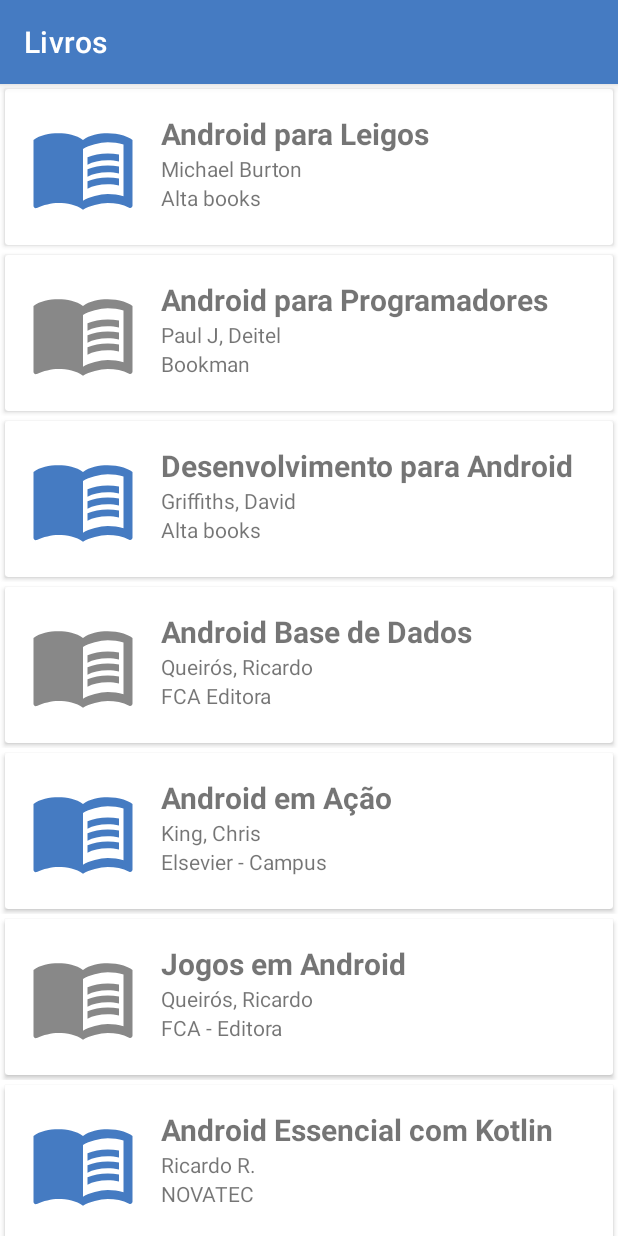
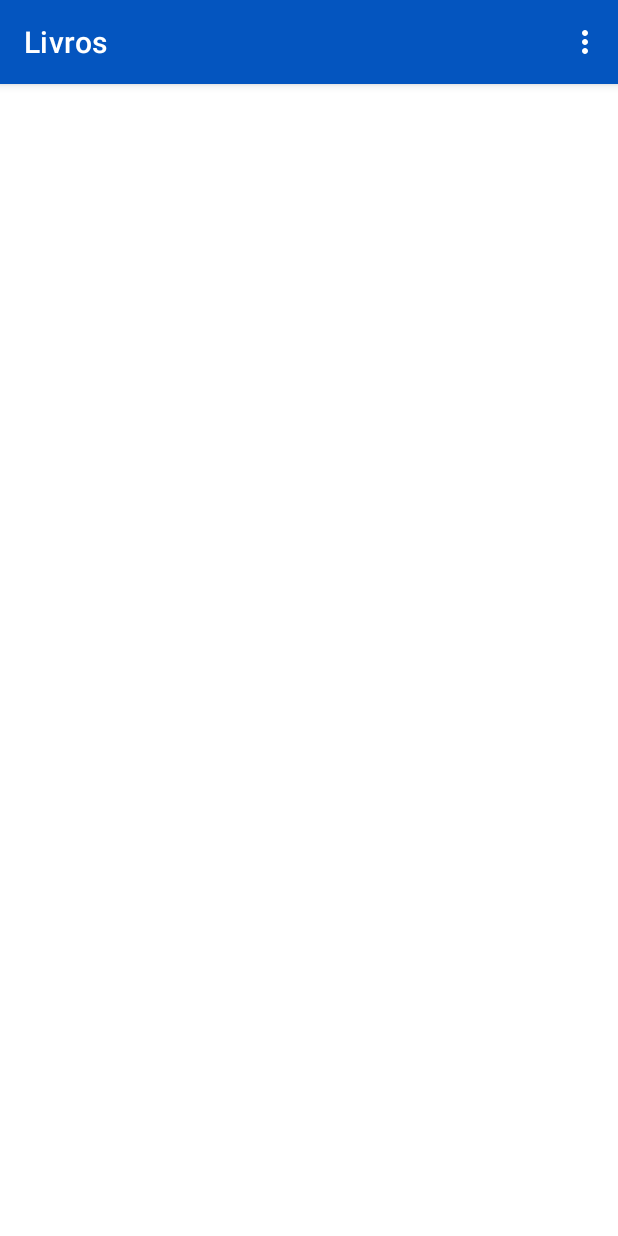
Before and after one commit to ErnaneJ/Gerenciador-de-Livros, an Android app: the screen it shows after launch (MainActivity), on a phone screen of 412 x 824 dp. Run offline under Robolectric (Android 15) with nearby library versions, the phone set to English and light mode, and no system bars.

Commit message:
Adicionando Banco de dados local no dispositivo do usuário por meio de SQLite. Adicionando funcionalidade de acrescentar novos livros. Adicionando activity de menu no canto superior direito para se tornar acessível tanto a funcionalidade de acrescentar mais livros como a de sair do aplicativo. Outras coisas como paleta de cores, espaçamento, cor de fonte e tamanho dos cards também foram modificadas para uma melhor experiência do usuário.

```diff
--- a/app/src/main/AndroidManifest.xml
+++ b/app/src/main/AndroidManifest.xml
@@ -9,6 +9,7 @@
         android:roundIcon="@mipmap/ic_my_launcher_round"
         android:supportsRtl="true"
         android:theme="@style/Theme.GerenciadorDeLivros">
+        <activity android:name=".views.EditarLivroActivity2"></activity>
         <activity android:name=".views.MainActivity">
             <intent-filter>
                 <action android:name="android.intent.action.MAIN" />
--- /dev/null
+++ b/app/src/main/java/com/example/gerenciadordelivros/data/DBHelper.java
@@ -0,0 +1,50 @@
+package com.example.gerenciadordelivros.data;
+
+import android.content.Context;
+import android.database.sqlite.SQLiteDatabase;
+import android.database.sqlite.SQLiteOpenHelper;
+
+public class DBHelper extends SQLiteOpenHelper {
+
+    public static final String BD_NAME = "livrosbd";
+    public static final int BD_VERSION = 1;
+
+    private static DBHelper instance;
+
+    private static String SQL_CREATE = String.format(
+            "CREATE TABLE %s (%s INTEGER PRIMARY KEY AUTOINCREMENT, "+
+             "%s TEXT NOT NULL, %s TEXT NOT NULL,  %s TEXT NOT NULL, %s INTEGER NOT NULL)",
+            LivroContract.TABLE_NAME,
+            LivroContract.Columns._ID,
+            LivroContract.Columns.titulo,
+            LivroContract.Columns.autor,
+            LivroContract.Columns.editora,
+            LivroContract.Columns.emprestado
+    );
+
+    private static String SQL_DROP = " DROP TABLE IF EXISTS "+LivroContract.TABLE_NAME;
+
+    private DBHelper(Context context){
+        super(context,BD_NAME,null,BD_VERSION);
+    }
+
+    public static DBHelper getInstance(Context context){
+        if(instance == null){
+            instance = new DBHelper(context);
+        }
+        return instance;
+    }
+
+
+
+    @Override
+    public void onCreate(SQLiteDatabase bd) {
+        bd.execSQL(SQL_DROP);
+        bd.execSQL(SQL_CREATE);
+    }
+
+    @Override
+    public void onUpgrade(SQLiteDatabase bd, int oldVersion, int newVersion) {
+        onCreate(bd);
+    }
+}
--- /dev/null
+++ b/app/src/main/java/com/example/gerenciadordelivros/data/LivroDAO.java
@@ -0,0 +1,105 @@
+package com.example.gerenciadordelivros.data;
+
+import android.content.ContentValues;
+import android.content.Context;
+import android.database.Cursor;
+import android.database.sqlite.SQLiteDatabase;
+
+import com.example.gerenciadordelivros.dominio.Livro;
+
+import java.util.ArrayList;
+import java.util.List;
+
+public class LivroDAO {
+
+    private SQLiteDatabase bd;
+    private static LivroDAO instance;
+    private LivroDAO (Context context){
+        DBHelper dbHelper = DBHelper.getInstance(context);
+        bd = dbHelper.getWritableDatabase();
+    }
+
+    public static LivroDAO getInstance(Context context){
+        if(instance == null){
+            instance = new LivroDAO(context.getApplicationContext());
+        }
+        return(instance);
+    }
+
+    public List<Livro> list(){
+        String[] columns = {
+                LivroContract.Columns._ID,
+                LivroContract.Columns.titulo,
+                LivroContract.Columns.autor,
+                LivroContract.Columns.editora,
+                LivroContract.Columns.emprestado,
+        };
+
+        List<Livro> livros = new ArrayList<>();
+
+        try(
+                Cursor c = bd.query(LivroContract.TABLE_NAME,
+                        columns,
+                        null,
+                        null,
+                        null,
+                        null,
+                        LivroContract.Columns.titulo)
+                ){
+            if(c.moveToFirst()){
+                do{
+                    Livro l = LivroDAO.fromCursor(c);
+                    livros.add(l);
+
+                }while(c.moveToNext());
+            }
+        }
+        return livros;
+    }
+
+    private static Livro fromCursor(Cursor c){
+
+        Long id = c.getLong(c.getColumnIndex(LivroContract.Columns._ID));
+        String titulo = c.getString(c.getColumnIndex(LivroContract.Columns.titulo));
+        String autor = c.getString(c.getColumnIndex(LivroContract.Columns.autor));
+        String editora = c.getString(c.getColumnIndex(LivroContract.Columns.editora));
+        int emprestado = c.getInt(c.getColumnIndex(LivroContract.Columns.emprestado));
+
+        return new Livro(id,titulo,autor,editora,emprestado);
+    }
+
+    public void save(Livro livro){
+        ContentValues values = new ContentValues();
+
+        values.put(LivroContract.Columns.titulo,livro.getTitulo());
+        values.put(LivroContract.Columns.autor,livro.getAutor());
+        values.put(LivroContract.Columns.editora,livro.getEditora());
+        values.put(LivroContract.Columns.emprestado,livro.getEmprestado());
+
+        Long id = bd.insert(LivroContract.TABLE_NAME,null,values);
+        livro.setId(id);
+    }
+
+    public void update(Livro livro){
+        ContentValues values = new ContentValues();
+
+        values.put(LivroContract.Columns.titulo,livro.getTitulo());
+        values.put(LivroContract.Columns.autor,livro.getAutor());
+        values.put(LivroContract.Columns.editora,livro.getEditora());
+        values.put(LivroContract.Columns.emprestado,livro.getEmprestado());
+
+        bd.update(LivroContract.TABLE_NAME,
+                values,
+                LivroContract.Columns._ID+"?",
+                new String[]{String.valueOf(livro.getId())}
+                );
+    }
+
+    public void delete(Livro livro){
+        bd.delete(LivroContract.TABLE_NAME,
+                LivroContract.Columns._ID+"?",
+                new String[]{String.valueOf(livro.getId())}
+        );
+    }
+
+}
--- a/app/src/main/java/com/example/gerenciadordelivros/dominio/Livro.java
+++ b/app/src/main/java/com/example/gerenciadordelivros/dominio/Livro.java
@@ -1,14 +1,23 @@
 package com.example.gerenciadordelivros.dominio;
 
-public class Livro {
+import java.io.Serializable;
+
+public class Livro implements Serializable {
     private Long id;
     private String titulo;
     private String autor;
     private String editora;
-    private boolean emprestado;
+    private int emprestado;
 
-    public Livro(Long id, String titulo, String autor, String editora, boolean emprestado) {
+    public Livro(Long id, String titulo, String autor, String editora, int emprestado) {
         this.id = id;
+        this.titulo = titulo;
+        this.autor = autor;
+        this.editora = editora;
+        this.emprestado = emprestado;
+    }
+
+    public Livro(String titulo, String autor, String editora, int emprestado) {
         this.titulo = titulo;
         this.autor = autor;
         this.editora = editora;
@@ -47,11 +56,11 @@ public class Livro {
         this.editora = editora;
     }
 
-    public boolean isEmprestado() {
+    public int getEmprestado() {
         return emprestado;
     }
 
-    public void setEmprestado(boolean emprestado) {
+    public void setEmprestado(int emprestado) {
         this.emprestado = emprestado;
     }
 }
--- a/app/src/main/java/com/example/gerenciadordelivros/views/MainActivity.java
+++ b/app/src/main/java/com/example/gerenciadordelivros/views/MainActivity.java
@@ -1,19 +1,27 @@
 package com.example.gerenciadordelivros.views;
 
+import androidx.annotation.NonNull;
+import androidx.annotation.Nullable;
 import androidx.appcompat.app.AppCompatActivity;
 import androidx.recyclerview.widget.LinearLayoutManager;
 import androidx.recyclerview.widget.RecyclerView;
 
+import android.content.Intent;
 import android.os.Bundle;
+import android.view.Menu;
+import android.view.MenuItem;
 
 import com.example.gerenciadordelivros.R;
 import com.example.gerenciadordelivros.adapter.LivroAdapter;
+import com.example.gerenciadordelivros.data.LivroDAO;
 import com.example.gerenciadordelivros.dominio.Livro;
 
 import java.util.ArrayList;
 import java.util.List;
 
 public class MainActivity extends AppCompatActivity {
+    private LivroDAO livroDAO;
+    LivroAdapter livroAdapter;
 
     @Override
     protected void onCreate(Bundle savedInstanceState) {
@@ -24,16 +32,59 @@ public class MainActivity extends AppCompatActivity {
 
         recyclerView.setLayoutManager(new LinearLayoutManager(this));
 
-        List<Livro> listaLivros = new ArrayList<>();
-        listaLivros.add(new Livro(1L,"Android para Leigos","Michael Burton","Alta books",false));
-        listaLivros.add(new Livro(2L,"Android para Programadores","Paul J, Deitel","Bookman",true));
-        listaLivros.add(new Livro(3L,"Desenvolvimento para Android","Griffiths, David","Alta books",false));
-        listaLivros.add(new Livro(4L,"Android Base de Dados","Queirós, Ricardo","FCA Editora",true));
-        listaLivros.add(new Livro(5L,"Android em Ação","King, Chris","Elsevier - Campus",false));
-        listaLivros.add(new Livro(6L,"Jogos em Android","Queirós, Ricardo","FCA - Editora",true));
-        listaLivros.add(new Livro(7L,"Android Essencial com Kotlin","Ricardo R.","NOVATEC",false));
-        LivroAdapter livroAdapter = new LivroAdapter(listaLivros,this);
+
+
+        /*listaLivros.add(new Livro(1L,"Android para Leigos","Michael Burton","Alta books",0));
+        listaLivros.add(new Livro(2L,"Android para Programadores","Paul J, Deitel","Bookman",1));
+        listaLivros.add(new Livro(3L,"Desenvolvimento para Android","Griffiths, David","Alta books",0));
+        listaLivros.add(new Livro(4L,"Android Base de Dados","Queirós, Ricardo","FCA Editora",1));
+        listaLivros.add(new Livro(5L,"Android em Ação","King, Chris","Elsevier - Campus",0));
+        listaLivros.add(new Livro(6L,"Jogos em Android","Queirós, Ricardo","FCA - Editora",1));
+        listaLivros.add(new Livro(7L,"Android Essencial com Kotlin","Ricardo R.","NOVATEC",0));
+        */
+
+        livroDAO = LivroDAO.getInstance(this);
+        List<Livro> listaLivros = livroDAO.list();
+
+        livroAdapter = new LivroAdapter(listaLivros,this);
 
         recyclerView.setAdapter(livroAdapter);
     }
+
+    @Override
+    public boolean onCreateOptionsMenu(Menu menu) {
+        getMenuInflater().inflate(R.menu.actions,menu);
+        return super.onCreateOptionsMenu(menu);
+    }
+
+    @Override
+    public boolean onOptionsItemSelected(@NonNull MenuItem item) {
+        switch (item.getItemId()){
+            case R.id.action_adicionar:
+                Intent intent = new Intent(getApplicationContext(),EditarLivroActivity2.class);
+                startActivityForResult(intent,100);
+                return true;
+            case R.id.action_sair:
+                finish();
+                return true;
+            default:
+                return super.onOptionsItemSelected(item);
+        }
+    }
+
+    @Override
+    protected void onActivityResult(int requestCode, int resultCode, @Nullable Intent data) {
+        super.onActivityResult(requestCode, resultCode, data);
+
+        if(requestCode == 100 && resultCode == RESULT_OK){
+            atualizaListaLivros();
+        }
+    }
+
+    public void atualizaListaLivros(){
+        List<Livro> livros = livroDAO.list();
+        livroAdapter.setItems(livros);
+        livroAdapter.notifyDataSetChanged();
+    }
+
 }
--- a/app/src/main/res/drawable/ic_book.xml
+++ b/app/src/main/res/drawable/ic_book.xml
@@ -1,4 +1,4 @@
-<vector android:height="72dp" android:tint="#457BC2"
+<vector android:height="72dp" android:tint="#0455BF"
     android:viewportHeight="24" android:viewportWidth="24"
     android:width="72dp" xmlns:android="http://schemas.android.com/apk/res/android">
     <path android:fillColor="@android:color/white" android:pathData="M21,5c-1.11,-0.35 -2.33,-0.5 -3.5,-0.5c-1.95,0 -4.05,0.4 -5.5,1.5c-1.45,-1.1 -3.55,-1.5 -5.5,-1.5S2.45,4.9 1,6v14.65c0,0.25 0.25,0.5 0.5,0.5c0.1,0 0.15,-0.05 0.25,-0.05C3.1,20.45 5.05,20 6.5,20c1.95,0 4.05,0.4 5.5,1.5c1.35,-0.85 3.8,-1.5 5.5,-1.5c1.65,0 3.35,0.3 4.75,1.05c0.1,0.05 0.15,0.05 0.25,0.05c0.25,0 0.5,-0.25 0.5,-0.5V6C22.4,5.55 21.75,5.25 21,5zM21,18.5c-1.1,-0.35 -2.3,-0.5 -3.5,-0.5c-1.7,0 -4.15,0.65 -5.5,1.5V8c1.35,-0.85 3.8,-1.5 5.5,-1.5c1.2,0 2.4,0.15 3.5,0.5V18.5z"/>
--- /dev/null
+++ b/app/src/main/res/drawable/ic_star.xml
@@ -0,0 +1,5 @@
+<vector android:height="24dp" android:tint="#F25C05"
+    android:viewportHeight="24" android:viewportWidth="24"
+    android:width="24dp" xmlns:android="http://schemas.android.com/apk/res/android">
+    <path android:fillColor="@android:color/white" android:pathData="M12,17.27L18.18,21l-1.64,-7.03L22,9.24l-7.19,-0.61L12,2 9.19,8.63 2,9.24l5.46,4.73L5.82,21z"/>
+</vector>
--- /dev/null
+++ b/app/src/main/res/menu/actions.xml
@@ -0,0 +1,12 @@
+<?xml version="1.0" encoding="utf-8"?>
+<menu xmlns:app="http://schemas.android.com/apk/res-auto"
+    xmlns:android="http://schemas.android.com/apk/res/android">
+
+    <item
+        android:id="@+id/action_adicionar"
+        android:title="Adicionar" />
+    <item
+        android:id="@+id/action_sair"
+        android:title="Sair"
+        app:showAsAction="never" />
+</menu>
--- a/app/src/main/res/values/colors.xml
+++ b/app/src/main/res/values/colors.xml
@@ -1,11 +1,12 @@
 <?xml version="1.0" encoding="utf-8"?>
 <resources>
-    <color name="colorPrimary">#457BC2</color>
-    <color name="colorPrimaryDark">#1956A6</color>
-    <color name="colorAccent">#457BC2</color>
-    <color name="purple_200">#457BC2</color>
-    <color name="purple_500">#457BC2</color>
-    <color name="purple_700">#457BC2</color>
+    <color name="colorPrimary">#0455BF</color>
+    <color name="colorPrimaryDark">#252759</color>
+    <color name="colorAccent">#2E97F2</color>
+    <color name="colorShow">#F25C05</color>
+    <color name="purple_200">#2E97F2</color>
+    <color name="purple_500">#0455BF</color>
+    <color name="purple_700">#252759</color>
     <color name="teal_200">#FF03DAC5</color>
     <color name="teal_700">#FF018786</color>
     <color name="black">#FF000000</color>
```
Also changed, not shown: app/src/main/java/com/example/gerenciadordelivros/adapter/LivroAdapter.java (+8 -1 lines), app/src/main/java/com/example/gerenciadordelivros/data/LivroContract.java (added, +14 -0 lines), app/src/main/java/com/example/gerenciadordelivros/views/EditarLivroActivity2.java (added, +56 -0 lines), app/src/main/res/layout/activity_editar_livro2.xml (added, +91 -0 lines), app/src/main/res/layout/item_livro.xml (+17 -3 lines).
